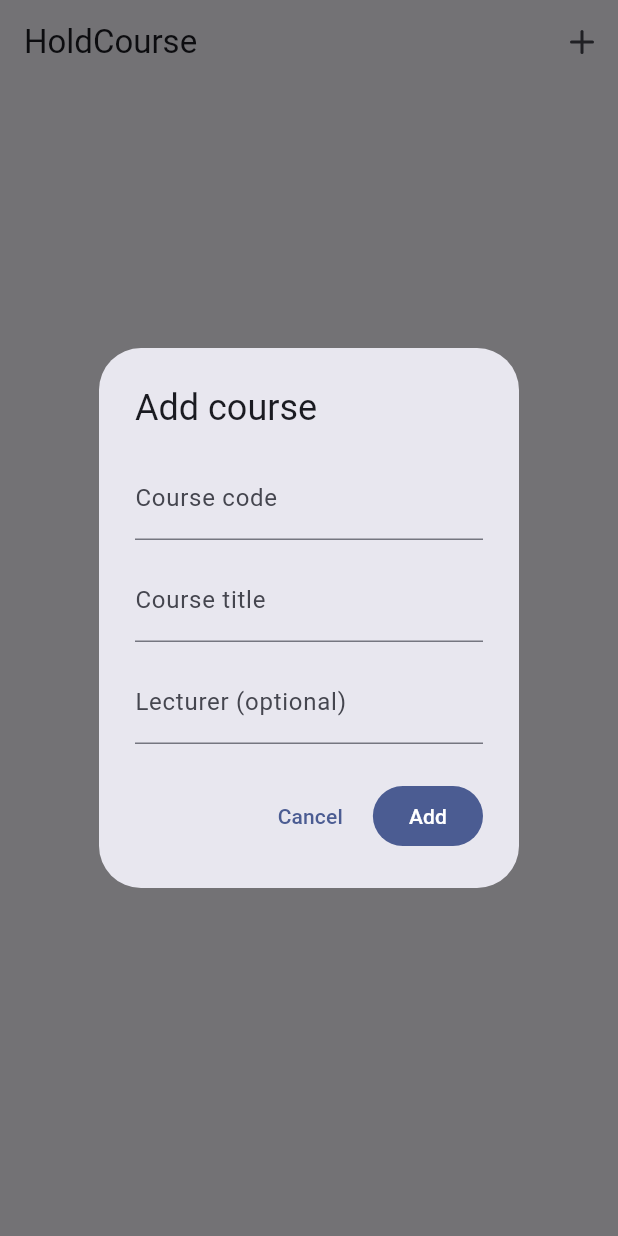
After one commit to taphar2/HoldCourse, a Flutter app: the screen it shows after launch, after a tap on "Add course", on a phone screen of 412 x 824 dp. The commit adds this screen. Run offline on Flutter 3.47's test engine with Material 3 defaults, Android fonts, the phone set to English and light mode, and no system bars; our stand-ins replace drift, flutter_lucide, material_ui; accounts and stored records are empty; generated files the repository leaves out were written again.

Commit message:
feat(timetable): show weekly classes and add courses or slots

```diff
--- a/lib/app.dart
+++ b/lib/app.dart
@@ -1,11 +1,14 @@
 import 'package:material_ui/material_ui.dart';
 
+import 'core/db/database.dart';
 import 'core/theme/app_theme.dart';
-import 'features/home/home_shell.dart';
+import 'features/timetable/timetable_screen.dart';
 
 /// Root of the HoldCourse app.
 class HoldCourseApp extends StatelessWidget {
-  const HoldCourseApp({super.key});
+  const HoldCourseApp({super.key, required this.database});
+
+  final AppDatabase database;
 
   @override
   Widget build(BuildContext context) {
@@ -15,7 +18,7 @@ class HoldCourseApp extends StatelessWidget {
       theme: AppTheme.light,
       darkTheme: AppTheme.dark,
       themeMode: ThemeMode.system,
-      home: const HomeShell(),
+      home: TimetableScreen(database: database),
     );
   }
 }
--- /dev/null
+++ b/lib/features/timetable/add_course_dialog.dart
@@ -0,0 +1,98 @@
+import 'package:material_ui/material_ui.dart';
+
+/// What the student typed into the add-course form.
+final class NewCourseDetails {
+  const NewCourseDetails({
+    required this.code,
+    required this.title,
+    required this.lecturer,
+  });
+
+  final String code;
+  final String title;
+  final String lecturer;
+}
+
+/// Asks for the details of a new course. Returns null when cancelled.
+Future<NewCourseDetails?> showAddCourseDialog(BuildContext context) async {
+  final TextEditingController code = TextEditingController();
+  final TextEditingController title = TextEditingController();
+  final TextEditingController lecturer = TextEditingController();
+  final GlobalKey<FormState> form = GlobalKey<FormState>();
+
+  try {
+    final bool? confirmed = await showDialog<bool>(
+      context: context,
+      builder: (BuildContext context) {
+        return AlertDialog(
+          title: const Text('Add course'),
+          content: SingleChildScrollView(
+            child: Form(
+              key: form,
+              child: Column(
+                mainAxisSize: MainAxisSize.min,
+                crossAxisAlignment: CrossAxisAlignment.stretch,
+                children: [
+                  TextFormField(
+                    controller: code,
+                    textCapitalization: TextCapitalization.characters,
+                    decoration: const InputDecoration(labelText: 'Course code'),
+                    validator: (String? value) =>
+                        value == null || value.trim().isEmpty
+                        ? 'Enter a course code'
+                        : null,
+                  ),
+                  const SizedBox(height: 12),
+                  TextFormField(
+                    controller: title,
+                    decoration: const InputDecoration(
+                      labelText: 'Course title',
+                    ),
+                    validator: (String? value) =>
+                        value == null || value.trim().isEmpty
+                        ? 'Enter a course title'
+                        : null,
+                  ),
+                  const SizedBox(height: 12),
+                  TextFormField(
+                    controller: lecturer,
+                    decoration: const InputDecoration(
+                      labelText: 'Lecturer (optional)',
+                    ),
+                  ),
+                ],
+              ),
+            ),
+          ),
+          actions: [
+            TextButton(
+              onPressed: () => Navigator.of(context).pop(false),
+              child: const Text('Cancel'),
+            ),
+            FilledButton(
+              onPressed: () {
+                if (form.currentState!.validate()) {
+                  Navigator.of(context).pop(true);
+                }
+              },
+              child: const Text('Add'),
+            ),
+          ],
+        );
+      },
+    );
+
+    if (confirmed != true) {
+      return null;
+    }
+    return NewCourseDetails(
+      code: code.text.trim(),
+      title: title.text.trim(),
+      lecturer: lecturer.text.trim(),
+    );
+  } finally {
+    code.dispose();
+    title.dispose();
+    lecturer.dispose();
+  }
+}
--- /dev/null
+++ b/lib/features/timetable/timetable_screen.dart
@@ -0,0 +1,255 @@
+import 'package:drift/drift.dart' show Value;
+import 'package:flutter_lucide/flutter_lucide.dart';
+import 'package:hold_course/core/db/database.dart';
+import 'package:hold_course/features/timetable/add_course_dialog.dart';
+import 'package:hold_course/features/timetable/add_slot_dialog.dart';
+import 'package:hold_course/features/timetable/time_labels.dart';
+import 'package:material_ui/material_ui.dart';
+import 'package:uuid/uuid.dart';
+
+/// The weekly timetable. It starts empty: nothing is ever seeded.
+class TimetableScreen extends StatefulWidget {
+  const TimetableScreen({super.key, required this.database});
+
+  final AppDatabase database;
+
+  @override
+  State<TimetableScreen> createState() => _TimetableScreenState();
+}
+
+class _TimetableScreenState extends State<TimetableScreen> {
+  Future<void> _addCourse(BuildContext context) async {
+    final NewCourseDetails? details = await showAddCourseDialog(context);
+    if (details == null || !mounted) {
+      return;
+    }
+    await widget.database
+        .into(widget.database.courses)
+        .insert(
+          CoursesCompanion.insert(
+            id: Uuid().v4(),
+            code: details.code,
+            title: details.title,
+            lecturer: Value(details.lecturer.isEmpty ? null : details.lecturer),
+            createdAt: DateTime.now(),
+          ),
+        );
+  }
+
+  Future<void> _addSlot(BuildContext context, List<Course> courses) async {
+    final NewSlotDetails? details = await showAddSlotDialog(context, courses);
+    if (details == null || !mounted) {
+      return;
+    }
+    await widget.database
+        .into(widget.database.weeklySlots)
+        .insert(
+          WeeklySlotsCompanion.insert(
+            id: Uuid().v4(),
+            courseId: details.courseId,
+            weekday: details.weekday,
+            startMinute: details.startMinute,
+            endMinute: details.endMinute,
+            room: Value(details.room.isEmpty ? null : details.room),
+          ),
+        );
+  }
+
+  Future<void> _deleteSlot(BuildContext context, WeeklySlot slot) async {
+    final bool? confirmed = await showDialog<bool>(
+      context: context,
+      builder: (BuildContext context) {
+        return AlertDialog(
+          title: const Text('Delete this class?'),
+          content: const Text(
+            'Attendance already recorded for this class '
+            'will stay in your history.',
+          ),
+          actions: [
+            TextButton(
+              onPressed: () => Navigator.of(context).pop(false),
+              child: const Text('Cancel'),
+            ),
+            FilledButton(
+              onPressed: () => Navigator.of(context).pop(true),
+              child: const Text('Delete'),
+            ),
+          ],
+        );
+      },
+    );
+    if (confirmed == true) {
+      await widget.database.delete(widget.database.weeklySlots).delete(slot);
+    }
+  }
+
+  @override
+  Widget build(BuildContext context) {
+    return StreamBuilder<List<Course>>(
+      stream: widget.database.select(widget.database.courses).watch(),
+      builder: (BuildContext context, AsyncSnapshot<List<Course>> snapshot) {
+        final List<Course> courses = snapshot.data ?? const [];
+        return Scaffold(
+          appBar: AppBar(
+            title: const Text('HoldCourse'),
+            actions: [
+              IconButton(
+                tooltip: 'Add course',
+                icon: const Icon(LucideIcons.plus),
+                onPressed: () => _addCourse(context),
+              ),
+            ],
+          ),
+          body: _buildBody(context, snapshot, courses),
+          floatingActionButton: courses.isEmpty
+              ? null
+              : FloatingActionButton.extended(
+                  onPressed: () => _addSlot(context, courses),
+                  icon: const Icon(LucideIcons.plus),
+                  label: const Text('Add class'),
+                ),
+        );
+      },
+    );
+  }
+
+  Widget _buildBody(
+    BuildContext context,
+    AsyncSnapshot<List<Course>> snapshot,
+    List<Course> courses,
+  ) {
+    if (!snapshot.hasData) {
+      return const Center(child: CircularProgressIndicator());
+    }
+    if (courses.isEmpty) {
+      return _EmptyState(
+        title: 'No timetable yet',
+        message: 'Add a course to start building your week.',
+        buttonLabel: 'Add course',
+        onPressed: () => _addCourse(context),
+      );
+    }
+
+    return StreamBuilder<List<WeeklySlot>>(
+      stream: widget.database.select(widget.database.weeklySlots).watch(),
+      builder: (BuildContext context, AsyncSnapshot<List<WeeklySlot>> slots) {
+        if (!slots.hasData) {
+          return const Center(child: CircularProgressIndicator());
+        }
+        if (slots.data!.isEmpty) {
+          return _EmptyState(
+            title: 'No classes yet',
+            message: 'Add the weekly classes for your courses.',
+            buttonLabel: 'Add class',
+            onPressed: () => _addSlot(context, courses),
+          );
+        }
+        return _slotList(context, courses, slots.data!);
+      },
+    );
+  }
+
+  Widget _slotList(
+    BuildContext context,
+    List<Course> courses,
+    List<WeeklySlot> slots,
+  ) {
+    final Map<String, Course> byId = {
+      for (final Course course in courses) course.id: course,
+    };
+    final Map<int, List<WeeklySlot>> byDay = {};
+    for (final WeeklySlot slot in slots) {
+      byDay.putIfAbsent(slot.weekday, () => []).add(slot);
+    }
+    final List<int> days = byDay.keys.toList()..sort();
+    final TextStyle? headingStyle = Theme.of(context).textTheme.titleMedium;
+    final ThemeData theme = Theme.of(context);
+
+    return ListView(
+      padding: const EdgeInsets.only(bottom: 96),
+      children: [
+        for (final int day in days) ...[
+          Padding(
+            padding: const EdgeInsets.fromLTRB(16, 20, 16, 8),
+            child: Text(weekdayLabel(day), style: headingStyle),
+          ),
+          for (final WeeklySlot slot in byDay[day]!)
+            ListTile(
+              leading: CircleAvatar(
+                child: Text(byId[slot.courseId]?.code.substring(0, 1) ?? '?'),
+              ),
+              title: Text(
+                byId.containsKey(slot.courseId)
+                    ? '${byId[slot.courseId]!.code} · '
+                          '${byId[slot.courseId]!.title}'
+                    : 'Unknown course',
+              ),
+              subtitle: Text(
+                '${formatMinutes(context, slot.startMinute)} – '
+                '${formatMinutes(context, slot.endMinute)}'
+                '${(slot.room ?? '').isEmpty ? '' : ' · ${slot.room}'}',
+              ),
+              trailing: IconButton(
+                tooltip: 'Delete class',
+                icon: Icon(LucideIcons.trash, color: theme.colorScheme.error),
+                onPressed: () => _deleteSlot(context, slot),
+              ),
+            ),
+        ],
+      ],
+    );
+  }
+}
+
+class _EmptyState extends StatelessWidget {
+  const _EmptyState({
+    required this.title,
+    required this.message,
+    required this.buttonLabel,
+    required this.onPressed,
+  });
+
+  final String title;
+  final String message;
+  final String buttonLabel;
+  final VoidCallback onPressed;
+
+  @override
+  Widget build(BuildContext context) {
+    return Center(
+      child: SingleChildScrollView(
+        child: Padding(
+          padding: const EdgeInsets.all(24),
+          child: Column(
+            mainAxisSize: MainAxisSize.min,
+            children: [
+              Icon(
+                LucideIcons.calendar_days,
+                size: 48,
+                color: Theme.of(context).colorScheme.primary,
+              ),
+              const SizedBox(height: 16),
+              Text(
+                title,
+                style: Theme.of(context).textTheme.titleMedium,
+                textAlign: TextAlign.center,
+              ),
+              const SizedBox(height: 8),
+              Text(
+                message,
+                style: Theme.of(context).textTheme.bodyMedium,
+                textAlign: TextAlign.center,
+              ),
+              const SizedBox(height: 20),
+              FilledButton.icon(
+                onPressed: onPressed,
+                icon: const Icon(LucideIcons.plus),
+                label: Text(buttonLabel),
+              ),
+            ],
+          ),
+        ),
+      ),
+    );
+  }
+}
--- a/lib/main.dart
+++ b/lib/main.dart
@@ -1,7 +1,8 @@
 import 'package:material_ui/material_ui.dart';
 
 import 'app.dart';
+import 'core/db/database.dart';
 
 void main() {
-  runApp(const HoldCourseApp());
+  runApp(HoldCourseApp(database: AppDatabase()));
 }
--- a/pubspec.yaml
+++ b/pubspec.yaml
@@ -10,11 +10,13 @@ dependencies:
   drift: ^2.35.4
   flutter:
     sdk: flutter
+  flutter_lucide: ^1.79.0
   holdcourse_domain:
     path: packages/holdcourse_domain
   material_ui: ^1.1.0
   path: ^1.9.1
   path_provider: ^2.1.6
+  uuid: ^4.6.0
 dev_dependencies:
   flutter_test:
     sdk: flutter
```
Also changed, not shown: lib/features/home/home_shell.dart (deleted, +0 -23 lines), lib/features/timetable/add_slot_dialog.dart (added, +185 -0 lines), lib/features/timetable/time_labels.dart (added, +26 -0 lines), pubspec.lock, 2 other files.
